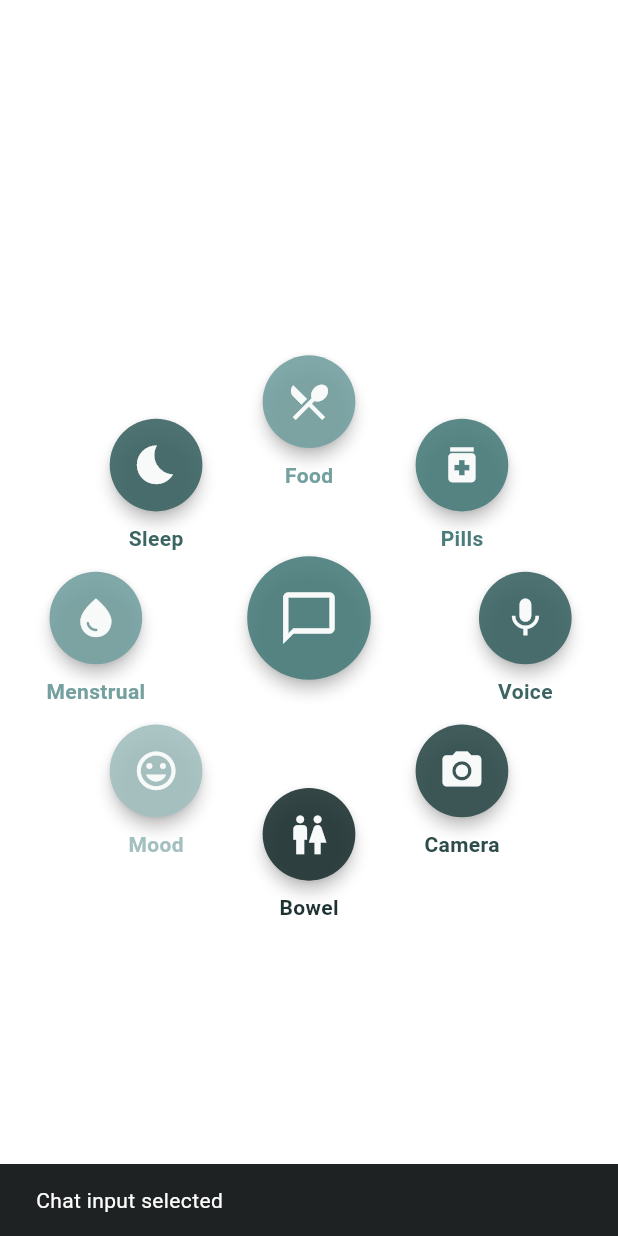
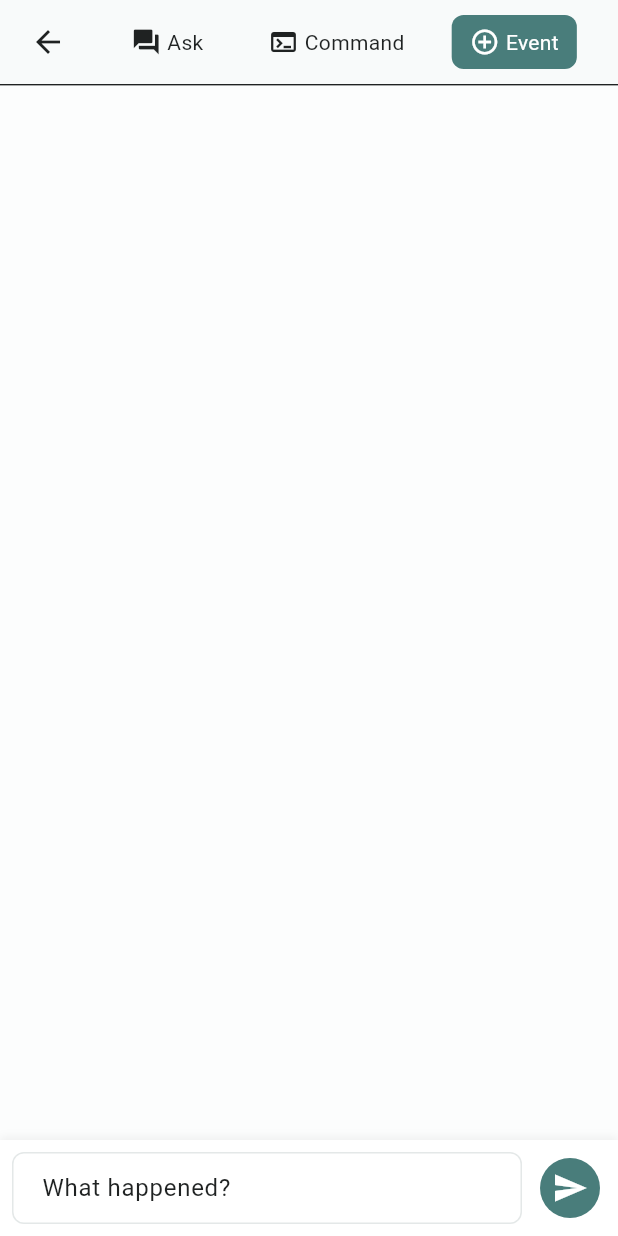
Before and after one commit to kylevon/ai-ventures-hackathon-2025, a Flutter app: the CircularMenu widget shown alone on an empty page, opened directly, after a tap on the "chat bubble outline" icon, on a phone screen of 412 x 824 dp. Run offline on Flutter 3.47's test engine with Material 3 defaults, Android fonts, the phone set to English and light mode, and no system bars; our stand-ins replace flutter_riverpod, freezed_annotation, go_router, table_calendar.

Commit message:
Changes on branch

```diff
--- /dev/null
+++ b/lib/features/input/domain/models/free_form_event.dart
@@ -0,0 +1,16 @@
+import 'package:freezed_annotation/freezed_annotation.dart';
+
+part 'free_form_event.freezed.dart';
+part 'free_form_event.g.dart';
+
+@freezed
+class FreeFormEvent with _$FreeFormEvent {
+  const factory FreeFormEvent({
+    required String id,
+    required String description,
+    required DateTime timestamp,
+  }) = _FreeFormEvent;
+
+  factory FreeFormEvent.fromJson(Map<String, dynamic> json) =>
+      _$FreeFormEventFromJson(json);
+}
--- /dev/null
+++ b/lib/features/input/presentation/pages/input_chat_page.dart
@@ -0,0 +1,215 @@
+import 'package:flutter/material.dart';
+import 'package:flutter_riverpod/flutter_riverpod.dart';
+import 'package:uuid/uuid.dart';
+import '../../domain/models/free_form_event.dart';
+
+class InputChatPage extends ConsumerStatefulWidget {
+  const InputChatPage({super.key});
+
+  @override
+  ConsumerState<InputChatPage> createState() => _InputChatPageState();
+}
+
+class _InputChatPageState extends ConsumerState<InputChatPage> {
+  final TextEditingController _controller = TextEditingController();
+  final ScrollController _scrollController = ScrollController();
+  InputMode _currentMode = InputMode.event;
+
+  @override
+  void dispose() {
+    _controller.dispose();
+    _scrollController.dispose();
+    super.dispose();
+  }
+
+  void _handleSubmit() {
+    if (_controller.text.trim().isEmpty) return;
+
+    switch (_currentMode) {
+      case InputMode.ask:
+        // TODO: Implement ask functionality
+        break;
+      case InputMode.command:
+        // TODO: Implement command functionality
+        break;
+      case InputMode.event:
+        final event = FreeFormEvent(
+          id: const Uuid().v4(),
+          description: _controller.text.trim(),
+          timestamp: DateTime.now(),
+        );
+        // TODO: Add event submission logic here
+        break;
+    }
+
+    _controller.clear();
+  }
+
+  @override
+  Widget build(BuildContext context) {
+    return Scaffold(
+      backgroundColor: Theme.of(context).colorScheme.background,
+      body: SafeArea(
+        child: Column(
+          children: [
+            _buildHeader(),
+            const Divider(height: 1),
+            Expanded(
+              child: Container(
+                color: Theme.of(context).colorScheme.surface.withOpacity(0.5),
+                child: ListView(
+                  controller: _scrollController,
+                  padding: const EdgeInsets.all(16),
+                  children: const [
+                    // TODO: Add chat messages here
+                  ],
+                ),
+              ),
+            ),
+            _buildInputArea(),
+          ],
+        ),
+      ),
+    );
+  }
+
+  Widget _buildHeader() {
+    return Container(
+      padding: const EdgeInsets.symmetric(horizontal: 8, vertical: 4),
+      child: Row(
+        children: [
+          IconButton(
+            icon: const Icon(Icons.arrow_back),
+            onPressed: () => Navigator.of(context).pop(),
+          ),
+          Expanded(
+            child: Row(
+              mainAxisAlignment: MainAxisAlignment.spaceEvenly,
+              children: [
+                _buildModeButton(
+                  'Ask',
+                  Icons.question_answer,
+                  InputMode.ask,
+                ),
+                _buildModeButton(
+                  'Command',
+                  Icons.terminal,
+                  InputMode.command,
+                ),
+                _buildModeButton(
+                  'Event',
+                  Icons.add_circle_outline,
+                  InputMode.event,
+                ),
+              ],
+            ),
+          ),
+        ],
+      ),
+    );
+  }
+
+  Widget _buildModeButton(String label, IconData icon, InputMode mode) {
+    final isSelected = _currentMode == mode;
+    return InkWell(
+      onTap: () => setState(() => _currentMode = mode),
+      borderRadius: BorderRadius.circular(8),
+      child: Container(
+        padding: const EdgeInsets.symmetric(horizontal: 12, vertical: 8),
+        decoration: BoxDecoration(
+          color: isSelected
+              ? Theme.of(context).colorScheme.primaryContainer
+              : Colors.transparent,
+          borderRadius: BorderRadius.circular(8),
+        ),
+        child: Row(
+          mainAxisSize: MainAxisSize.min,
+          children: [
+            Icon(
+              icon,
+              size: 20,
+              color: isSelected
+                  ? Theme.of(context).colorScheme.onPrimaryContainer
+                  : Theme.of(context).colorScheme.onSurface,
+            ),
+            const SizedBox(width: 4),
+            Text(
+              label,
+              style: TextStyle(
+                color: isSelected
+                    ? Theme.of(context).colorScheme.onPrimaryContainer
+                    : Theme.of(context).colorScheme.onSurface,
+              ),
+            ),
+          ],
+        ),
+      ),
+    );
+  }
+
+  Widget _buildInputArea() {
+    return Container(
+      padding: const EdgeInsets.all(8),
+      decoration: BoxDecoration(
+        color: Theme.of(context).colorScheme.surface,
+        boxShadow: [
+          BoxShadow(
+            color: Colors.black.withOpacity(0.05),
+            blurRadius: 4,
+            offset: const Offset(0, -2),
+          ),
+        ],
+      ),
+      child: Row(
+        children: [
+          Expanded(
+            child: TextField(
+              controller: _controller,
+              maxLines: null,
+              textCapitalization: TextCapitalization.sentences,
+              decoration: InputDecoration(
+                hintText: _getHintText(),
+                border: OutlineInputBorder(
+                  borderRadius: BorderRadius.circular(20),
+                  borderSide: BorderSide.none,
+                ),
+                filled: true,
+                fillColor: Theme.of(context).colorScheme.surfaceVariant,
+                contentPadding: const EdgeInsets.symmetric(
+                  horizontal: 16,
+                  vertical: 8,
+                ),
+              ),
+            ),
+          ),
+          const SizedBox(width: 8),
+          IconButton(
+            onPressed: _handleSubmit,
+            icon: const Icon(Icons.send),
+            style: IconButton.styleFrom(
+              backgroundColor: Theme.of(context).colorScheme.primaryContainer,
+              foregroundColor: Theme.of(context).colorScheme.onPrimaryContainer,
+            ),
+          ),
+        ],
+      ),
+    );
+  }
+
+  String _getHintText() {
+    switch (_currentMode) {
+      case InputMode.ask:
+        return 'Ask a question...';
+      case InputMode.command:
+        return 'Enter a command...';
+      case InputMode.event:
+        return 'What happened?';
+    }
+  }
+}
+
+enum InputMode {
+  ask,
+  command,
+  event,
+}
--- a/lib/features/input/presentation/widgets/circular_menu/circular_menu.dart
+++ b/lib/features/input/presentation/widgets/circular_menu/circular_menu.dart
@@ -1,5 +1,6 @@
 import 'package:flutter/material.dart';
 import '../../../domain/models/input_option.dart';
+import '../../pages/input_chat_page.dart';
 import 'circular_menu_layout.dart';
 import 'circular_menu_options.dart';
 
@@ -7,12 +8,19 @@ class CircularMenu extends StatelessWidget {
   const CircularMenu({super.key});
 
   @override
-  Widget build(BuildContext context) => _buildMenu();
-
-  Widget _buildMenu() {
+  Widget build(BuildContext context) {
     return CircularMenuLayout(
       options: CircularMenuOptions.getOptions(),
       onOptionTap: _handleOptionTap,
+      onCenterTap: () => _navigateToInputChat(context),
+    );
+  }
+
+  void _navigateToInputChat(BuildContext context) {
+    Navigator.of(context).push(
+      MaterialPageRoute<void>(
+        builder: (context) => const InputChatPage(),
+      ),
     );
   }
 
--- a/lib/features/input/presentation/widgets/circular_menu/circular_menu_layout.dart
+++ b/lib/features/input/presentation/widgets/circular_menu/circular_menu_layout.dart
@@ -6,11 +6,13 @@ import 'circular_menu_button.dart';
 class CircularMenuLayout extends StatelessWidget {
   final List<InputOption> options;
   final Function(BuildContext, InputOption) onOptionTap;
+  final VoidCallback? onCenterTap;
 
   const CircularMenuLayout({
     super.key,
     required this.options,
     required this.onOptionTap,
+    this.onCenterTap,
   });
 
   @override
@@ -37,7 +39,7 @@ class CircularMenuLayout extends StatelessWidget {
         child: CircularMenuButton(
           option: centerOption,
           size: dimensions.centerButtonSize,
-          onTap: () => onOptionTap(context, centerOption),
+          onTap: onCenterTap ?? () => onOptionTap(context, centerOption),
         ),
       ),
     );
--- a/pubspec.yaml
+++ b/pubspec.yaml
@@ -39,6 +39,9 @@ dependencies:
   flutter_riverpod: ^2.4.9
   table_calendar: ^3.1.3
   logging: ^1.3.0
+  freezed_annotation: ^2.4.1
+  json_annotation: ^4.8.1
+  uuid: ^4.2.2
 
 dev_dependencies:
   flutter_test:
@@ -50,6 +53,9 @@ dev_dependencies:
   # package. See that file for information about deactivating specific lint
   # rules and activating additional ones.
   flutter_lints: ^2.0.0
+  build_runner: ^2.4.7
+  freezed: ^2.4.5
+  json_serializable: ^6.7.1
 
 # For information on the generic Dart part of this file, see the
 # following page: https://dart.dev/tools/pub/pubspec
```
Also changed, not shown: lib/features/input/domain/models/free_form_event.freezed.dart (added), lib/features/input/domain/models/free_form_event.g.dart (added), pubspec.lock.
